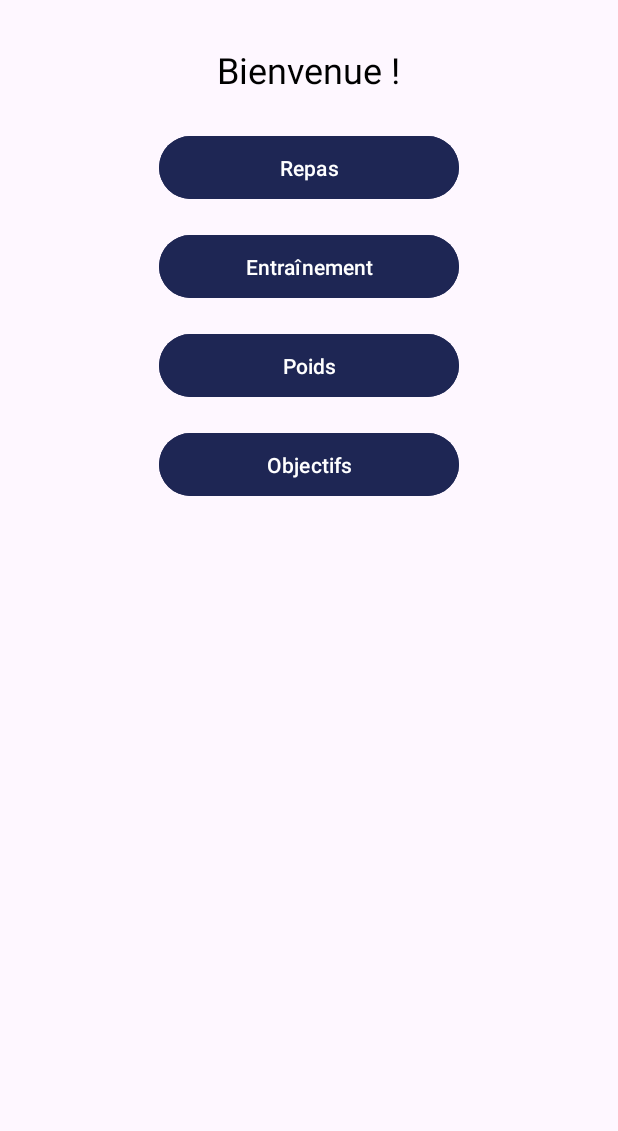
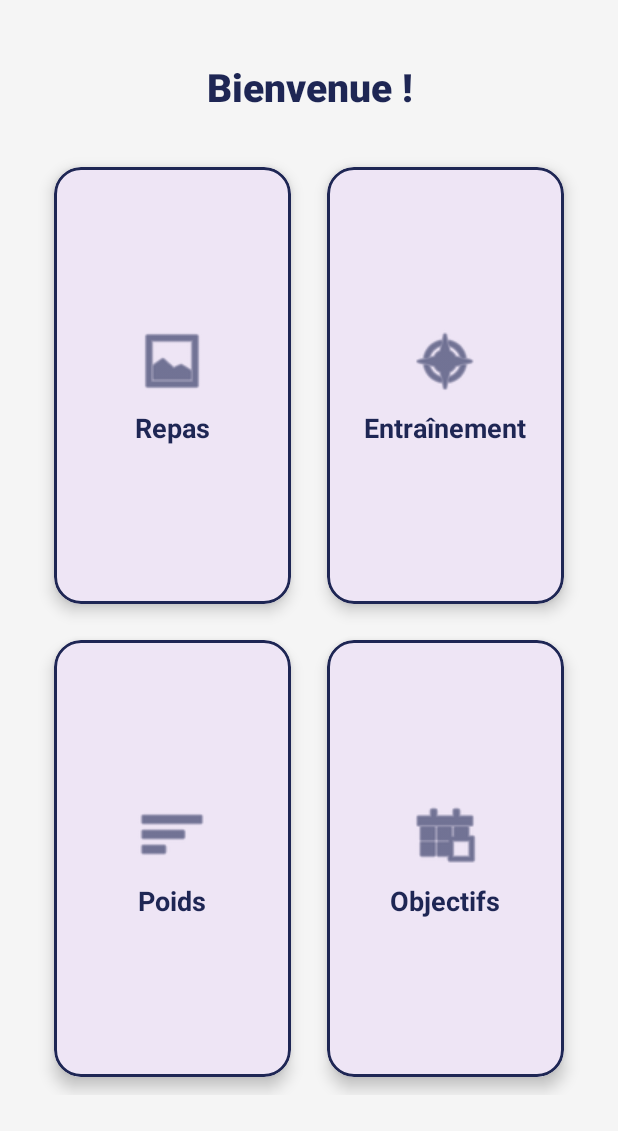
Before and after one commit to Ask1ew/AppSansT, an Android app: the homeActivity screen opened directly, with no data from a screen before it, on a phone screen of 412 x 824 dp, the part 105-1236 px from its top. Run offline under Robolectric (Android 15) with nearby library versions, the phone set to English and light mode, and no system bars.

Commit message:
Global commit

```diff
--- a/app/build.gradle.kts
+++ b/app/build.gradle.kts
@@ -37,6 +37,7 @@ dependencies {
     implementation("com.google.android.material:material:1.12.0")
     implementation("androidx.activity:activity:1.10.1")
     implementation("androidx.constraintlayout:constraintlayout:2.2.1")
+    implementation("androidx.gridlayout:gridlayout:1.1.0")
     testImplementation("junit:junit:4.13.2")
     androidTestImplementation("androidx.test.ext:junit:1.2.1")
     androidTestImplementation("androidx.test.espresso:espresso-core:3.6.1")
--- a/app/src/main/java/home/homeActivity.java
+++ b/app/src/main/java/home/homeActivity.java
@@ -1,15 +1,16 @@
 package home;
 
 import android.content.Intent;
+import android.content.SharedPreferences;
 import android.os.Bundle;
+import android.widget.TextView;
 import androidx.appcompat.app.AppCompatActivity;
-import android.widget.TextView;
-import android.widget.Button;
 import com.example.appsanst.EntrainementActivity;
 import com.example.appsanst.R;
 import com.example.appsanst.RepasActivity;
-import com.example.appsanst.PoidsActivity; // Assurez-vous que cette activité existe.
-import com.example.appsanst.ObjectifsActivity; // Assurez-vous que cette activité existe.
+import com.example.appsanst.PoidsActivity;
+import com.example.appsanst.ObjectifsActivity;
+import com.google.android.material.card.MaterialCardView;
 
 public class homeActivity extends AppCompatActivity {
 
@@ -18,36 +19,25 @@ public class homeActivity extends AppCompatActivity {
         super.onCreate(savedInstanceState);
         setContentView(R.layout.activity_home);
 
-        // Afficher le message de bienvenue
+        // Message de bienvenue personnalisé
         TextView welcomeText = findViewById(R.id.welcome_text);
-        welcomeText.setText(getString(R.string.welcome));
+        SharedPreferences prefs = getSharedPreferences("user_session", MODE_PRIVATE);
+        String displayName = prefs.getString("display_name", null);
+        if (displayName != null && !displayName.isEmpty()) {
+            welcomeText.setText(getString(R.string.welcome) + " " + displayName + " !");
+        } else {
+            welcomeText.setText(getString(R.string.welcome));
+        }
 
-        // Configurer le bouton pour la page Repas
-        Button buttonRepas = findViewById(R.id.button_repas);
-        buttonRepas.setOnClickListener(v -> {
-            Intent intent = new Intent(homeActivity.this, RepasActivity.class);
-            startActivity(intent);
-        });
+        // Navigation par cartes
+        MaterialCardView cardRepas = findViewById(R.id.card_repas);
+        MaterialCardView cardEntrainement = findViewById(R.id.card_entrainement);
+        MaterialCardView cardPoids = findViewById(R.id.card_poids);
+        MaterialCardView cardObjectifs = findViewById(R.id.card_objectifs);
 
-        // Configurer le bouton pour la page Entraînement
-        Button buttonEntrainement = findViewById(R.id.button_entrainement);
-        buttonEntrainement.setOnClickListener(v -> {
-            Intent intent = new Intent(homeActivity.this, EntrainementActivity.class);
-            startActivity(intent);
-        });
-
-        // Configurer le bouton pour la page Poids
-        Button buttonPoids = findViewById(R.id.button_poids);
-        buttonPoids.setOnClickListener(v -> {
-            Intent intent = new Intent(homeActivity.this, PoidsActivity.class); // Assurez-vous que cette activité existe.
-            startActivity(intent);
-        });
-
-        // Configurer le bouton pour la page Objectifs
-        Button buttonObjectifs = findViewById(R.id.button_objectifs);
-        buttonObjectifs.setOnClickListener(v -> {
-            Intent intent = new Intent(homeActivity.this, ObjectifsActivity.class); // Assurez-vous que cette activité existe.
-            startActivity(intent);
-        });
+        cardRepas.setOnClickListener(v -> startActivity(new Intent(this, RepasActivity.class)));
+        cardEntrainement.setOnClickListener(v -> startActivity(new Intent(this, EntrainementActivity.class)));
+        cardPoids.setOnClickListener(v -> startActivity(new Intent(this, PoidsActivity.class)));
+        cardObjectifs.setOnClickListener(v -> startActivity(new Intent(this, ObjectifsActivity.class)));
     }
 }
--- a/app/src/main/res/layout/activity_home.xml
+++ b/app/src/main/res/layout/activity_home.xml
@@ -4,8 +4,8 @@
     xmlns:tools="http://schemas.android.com/tools"
     android:layout_width="match_parent"
     android:layout_height="match_parent"
-    tools:context="home.homeActivity"
-    tools:ignore="ExtraText">
+    android:background="#F5F5F5"
+    tools:context="home.homeActivity">
 
     <!-- Barre de menu fragment -->
     <androidx.fragment.app.FragmentContainerView
@@ -17,75 +17,176 @@
         app:layout_constraintStart_toStartOf="parent"
         app:layout_constraintTop_toTopOf="parent" />
 
+    <!-- Message de bienvenue -->
     <TextView
         android:id="@+id/welcome_text"
-        android:layout_width="wrap_content"
+        android:layout_width="0dp"
         android:layout_height="wrap_content"
-        android:layout_marginTop="100dp"
-        android:textColor="@android:color/black"
-        android:textSize="24sp"
+        android:layout_marginTop="40dp"
+        android:layout_marginStart="24dp"
+        android:layout_marginEnd="24dp"
+        android:textColor="#1E2654"
+        android:textSize="26sp"
+        android:fontFamily="sans-serif-medium"
+        android:textStyle="bold"
+        android:gravity="center"
+        app:layout_constraintTop_toBottomOf="@id/menu_fragment_container"
+        app:layout_constraintStart_toStartOf="parent"
         app:layout_constraintEnd_toEndOf="parent"
-        app:layout_constraintHorizontal_bias="0.498"
+        tools:text="Bienvenue !" />
+
+    <!-- Grille de boutons -->
+    <androidx.gridlayout.widget.GridLayout
+        android:id="@+id/home_grid"
+        android:layout_width="0dp"
+        android:layout_height="0dp"
+        android:layout_margin="24dp"
+        app:columnCount="2"
+        app:rowCount="2"
+        app:layout_constraintTop_toBottomOf="@id/welcome_text"
+        app:layout_constraintBottom_toBottomOf="parent"
         app:layout_constraintStart_toStartOf="parent"
-        app:layout_constraintTop_toTopOf="parent"
-        tools:text="Welcome!" />
+        app:layout_constraintEnd_toEndOf="parent"
+        tools:ignore="MissingClass">
 
-    <!-- Bouton pour accéder à la page Repas -->
-    <Button
-        android:id="@+id/button_repas"
-        style="@style/Widget.Material3.Button.TonalButton"
-        android:layout_width="200dp"
-        android:layout_height="50dp"
-        android:layout_marginStart="16dp"
-        android:layout_marginTop="24dp"
-        android:layout_marginEnd="16dp"
-        android:backgroundTint="#1E2654"
-        android:text="@string/repas_button_text"
-        android:textColor="@color/white"
-        app:layout_constraintEnd_toEndOf="parent"
-        app:layout_constraintStart_toStartOf="parent"
-        app:layout_constraintTop_toBottomOf="@+id/welcome_text" />
+        <!-- Bouton Repas -->
+        <com.google.android.material.card.MaterialCardView
+            android:id="@+id/card_repas"
+            android:layout_width="0dp"
+            android:layout_height="0dp"
+            app:layout_columnWeight="1"
+            app:layout_rowWeight="1"
+            android:layout_margin="12dp"
+            app:cardCornerRadius="18dp"
+            app:cardElevation="6dp"
+            app:strokeColor="#1E2654"
+            app:strokeWidth="2dp"
+            android:clickable="true"
+            android:focusable="true">
+            <LinearLayout
+                android:layout_width="match_parent"
+                android:layout_height="match_parent"
+                android:orientation="vertical"
+                android:gravity="center">
+                <ImageView
+                    android:layout_width="48dp"
+                    android:layout_height="48dp"
+                    android:src="@android:drawable/ic_menu_gallery"
+                    android:tint="#1E2654"/>
+                <TextView
+                    android:layout_width="wrap_content"
+                    android:layout_height="wrap_content"
+                    android:text="@string/repas_button_text"
+                    android:textColor="#1E2654"
+                    android:textSize="18sp"
+                    android:textStyle="bold"
+                    android:layout_marginTop="8dp"/>
+            </LinearLayout>
+        </com.google.android.material.card.MaterialCardView>
 
-    <!-- Bouton pour accéder à la page Entraînement -->
-    <Button
-        android:id="@+id/button_entrainement"
-        style="@style/Widget.Material3.Button.TonalButton"
-        android:layout_width="200dp"
-        android:layout_height="50dp"
-        android:layout_marginTop="16dp"
-        android:backgroundTint="#1E2654"
-        android:text="@string/entrainement_button_text"
-        android:textColor="@color/white"
-        app:layout_constraintEnd_toEndOf="parent"
-        app:layout_constraintStart_toStartOf="parent"
-        app:layout_constraintTop_toBottomOf="@id/button_repas" />
+        <!-- Bouton Entraînement -->
+        <com.google.android.material.card.MaterialCardView
+            android:id="@+id/card_entrainement"
+            android:layout_width="0dp"
+            android:layout_height="0dp"
+            app:layout_columnWeight="1"
+            app:layout_rowWeight="1"
+            android:layout_margin="12dp"
+            app:cardCornerRadius="18dp"
+            app:cardElevation="6dp"
+            app:strokeColor="#1E2654"
+            app:strokeWidth="2dp"
+            android:clickable="true"
+            android:focusable="true">
+            <LinearLayout
+                android:layout_width="match_parent"
+                android:layout_height="match_parent"
+                android:orientation="vertical"
+                android:gravity="center">
+                <ImageView
+                    android:layout_width="48dp"
+                    android:layout_height="48dp"
+                    android:src="@android:drawable/ic_menu_compass"
+                    android:tint="#1E2654"/>
+                <TextView
+                    android:layout_width="wrap_content"
+                    android:layout_height="wrap_content"
+                    android:text="@string/entrainement_button_text"
+                    android:textColor="#1E2654"
+                    android:textSize="18sp"
+                    android:textStyle="bold"
+                    android:layout_marginTop="8dp"/>
+            </LinearLayout>
+        </com.google.android.material.card.MaterialCardView>
 
-    <!-- Bouton pour accéder à la page Poids -->
-    <Button
-        android:id="@+id/button_poids"
-        style="@style/Widget.Material3.Button.TonalButton"
-        android:layout_width="200dp"
-        android:layout_height="50dp"
-        android:layout_marginTop="16dp"
-        android:backgroundTint="#1E2654"
-        android:text="@string/poids_button_text"
-        android:textColor="@color/white"
-        app:layout_constraintEnd_toEndOf="parent"
-        app:layout_constraintStart_toStartOf="parent"
-        app:layout_constraintTop_toBottomOf="@id/button_entrainement" />
+        <!-- Bouton Poids -->
+        <com.google.android.material.card.MaterialCardView
+            android:id="@+id/card_poids"
+            android:layout_width="0dp"
+            android:layout_height="0dp"
+            app:layout_columnWeight="1"
+            app:layout_rowWeight="1"
+            android:layout_margin="12dp"
+            app:cardCornerRadius="18dp"
+            app:cardElevation="6dp"
+            app:strokeColor="#1E2654"
+            app:strokeWidth="2dp"
+            android:clickable="true"
+            android:focusable="true">
+            <LinearLayout
+                android:layout_width="match_parent"
+                android:layout_height="match_parent"
+                android:orientation="vertical"
+                android:gravity="center">
+                <ImageView
+                    android:layout_width="48dp"
+                    android:layout_height="48dp"
+                    android:src="@android:drawable/ic_menu_sort_by_size"
+                    android:tint="#1E2654"/>
+                <TextView
+                    android:layout_width="wrap_content"
+                    android:layout_height="wrap_content"
+                    android:text="@string/poids_button_text"
+                    android:textColor="#1E2654"
+                    android:textSize="18sp"
+                    android:textStyle="bold"
+                    android:layout_marginTop="8dp"/>
+            </LinearLayout>
+        </com.google.android.material.card.MaterialCardView>
 
-    <!-- Bouton pour accéder à la page Objectifs -->
-    <Button
-        android:id="@+id/button_objectifs"
-        style="@style/Widget.Material3.Button.TonalButton"
-        android:layout_width="200dp"
-        android:layout_height="50dp"
-        android:layout_marginTop="16dp"
-        android:backgroundTint="#1E2654"
-        android:text="@string/objectifs_button_text"
-        android:textColor="@color/white"
-        app:layout_constraintEnd_toEndOf="parent"
-        app:layout_constraintStart_toStartOf="parent"
-        app:layout_constraintTop_toBottomOf="@id/button_poids" />
-
+        <!-- Bouton Objectifs -->
+        <com.google.android.material.card.MaterialCardView
+            android:id="@+id/card_objectifs"
+            android:layout_width="0dp"
+            android:layout_height="0dp"
+            app:layout_columnWeight="1"
+            app:layout_rowWeight="1"
+            android:layout_margin="12dp"
+            app:cardCornerRadius="18dp"
+            app:cardElevation="6dp"
+            app:strokeColor="#1E2654"
+            app:strokeWidth="2dp"
+            android:clickable="true"
+            android:focusable="true">
+            <LinearLayout
+                android:layout_width="match_parent"
+                android:layout_height="match_parent"
+                android:orientation="vertical"
+                android:gravity="center">
+                <ImageView
+                    android:layout_width="48dp"
+                    android:layout_height="48dp"
+                    android:src="@android:drawable/ic_menu_today"
+                    android:tint="#1E2654"/>
+                <TextView
+                    android:layout_width="wrap_content"
+                    android:layout_height="wrap_content"
+                    android:text="@string/objectifs_button_text"
+                    android:textColor="#1E2654"
+                    android:textSize="18sp"
+                    android:textStyle="bold"
+                    android:layout_marginTop="8dp"/>
+            </LinearLayout>
+        </com.google.android.material.card.MaterialCardView>
+    </androidx.gridlayout.widget.GridLayout>
 </androidx.constraintlayout.widget.ConstraintLayout>
```
